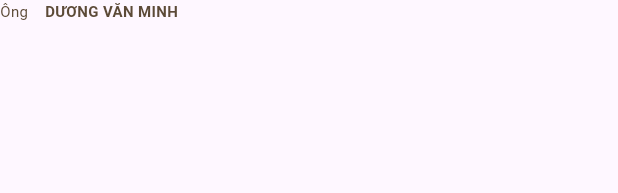
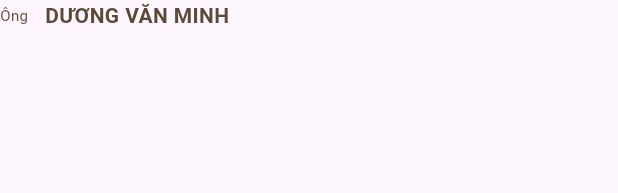
Before and after one commit to DuongQuocNghi/wedding_invitations, a Flutter app: the _FamilyMember widget shown alone on an empty page, opened directly, on a phone screen of 412 x 824 dp. Shown: the top 193 px of the screen. Run offline on Flutter 3.47's test engine with Material 3 defaults, Android fonts, the phone set to English and light mode, and no system bars; our stand-ins replace flutter_svg, google_fonts; network calls fail.

Commit message:
Increase font size from 10 to 14

```diff
--- a/lib/main.dart
+++ b/lib/main.dart
@@ -466,7 +466,7 @@ class _FamilyMember extends StatelessWidget {
         Text(
           name,
           style: GoogleFonts.aBeeZee(
-            fontSize: 10,
+            fontSize: 14,
             fontWeight: FontWeight.w600,
             color: const Color(0xFF5C4A37),
           ),
```
